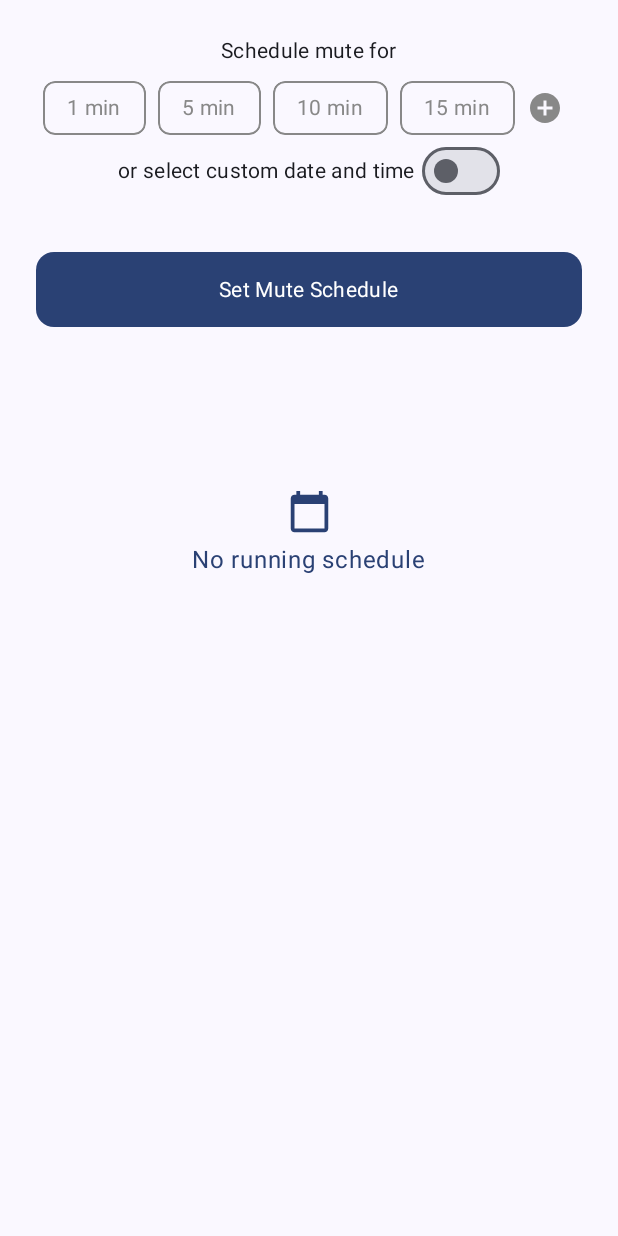
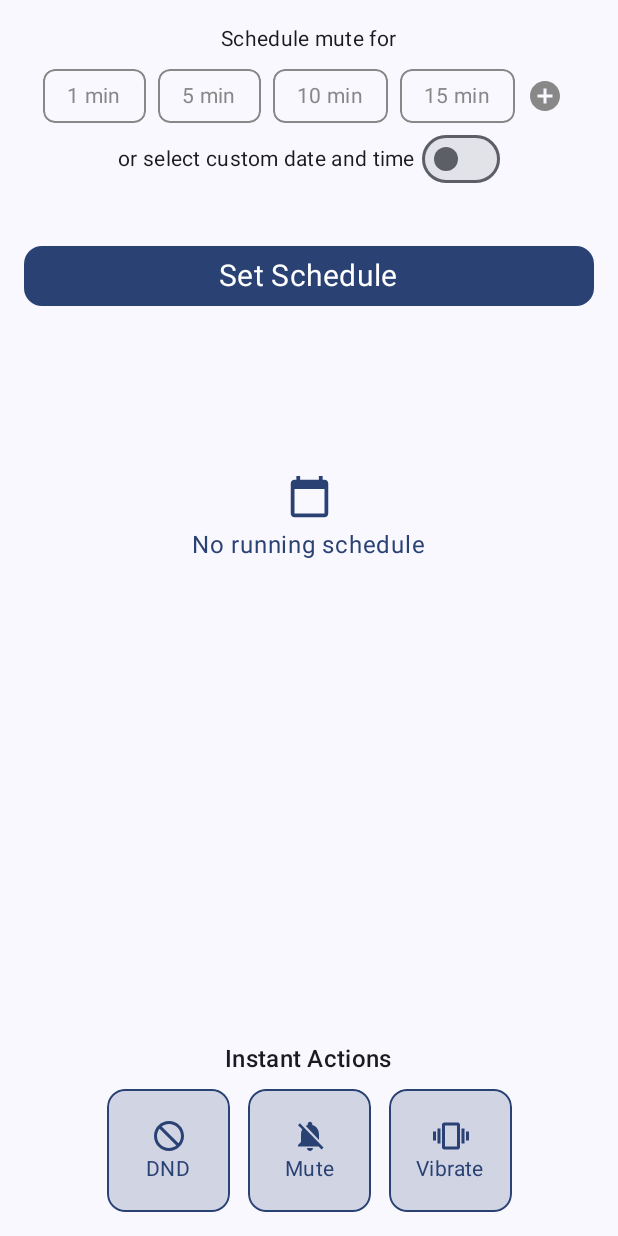
Before and after one commit to KrishnaTech6/MuteMate, an Android app built with Jetpack Compose: the composable MuteScreen shown on its own in the app's theme, on a phone screen of 412 x 824 dp. Run offline under Robolectric (Android 15) with nearby library versions, the phone set to English and light mode, and no system bars.

Commit message:
instant action buttons added , vibration mode added

```diff
--- a/app/src/main/java/com/example/mutemate/MuteScreen.kt
+++ b/app/src/main/java/com/example/mutemate/MuteScreen.kt
@@ -12,11 +12,15 @@ import androidx.compose.foundation.clickable
 import androidx.compose.foundation.combinedClickable
 import androidx.compose.foundation.horizontalScroll
 import androidx.compose.foundation.layout.*
+import androidx.compose.foundation.layout.Arrangement
 import androidx.compose.foundation.rememberScrollState
 import androidx.compose.foundation.shape.RoundedCornerShape
 import androidx.compose.foundation.text.KeyboardOptions
 import androidx.compose.material.icons.Icons
 import androidx.compose.material.icons.filled.AddCircle
+import androidx.compose.material.icons.filled.DoNotDisturb
+import androidx.compose.material.icons.filled.NotificationsOff
+import androidx.compose.material.icons.filled.Vibration
 import androidx.compose.material3.*
 import androidx.compose.runtime.*
 import androidx.compose.ui.Alignment
@@ -26,8 +30,11 @@ import androidx.compose.ui.graphics.Color
 import androidx.compose.ui.platform.LocalContext
 import androidx.compose.ui.text.input.KeyboardType
 import androidx.compose.ui.text.style.TextAlign
+import androidx.compose.ui.tooling.preview.Preview
 import androidx.compose.ui.unit.dp
+import androidx.compose.ui.unit.sp
 import com.example.mutemate.model.MuteSchedule
+import com.example.mutemate.utils.MuteHelper
 import com.example.mutemate.utils.MuteSettingsManager
 import com.example.mutemate.utils.SharedPrefUtils
 import com.example.mutemate.utils.getTimeUntilStart
@@ -41,7 +48,7 @@ fun MuteScreen(
     snackbarHostState: SnackbarHostState,
     coroutineScope: CoroutineScope,
     viewModel: MuteViewModel,
-    modifier: Modifier = Modifier
+    modifier: Modifier = Modifier,
 ) {
     val context = LocalContext.current
     var startTime: Date? by remember { mutableStateOf(null) }
@@ -49,21 +56,27 @@ fun MuteScreen(
     val selectedDuration = remember { mutableIntStateOf(0) }
     var customTimeSelected by remember { mutableStateOf(false) }
     val isDnd by MuteSettingsManager(context).isDnd.collectAsState(initial = true)
+    val isVibrationMode by MuteSettingsManager(context).isVibrate.collectAsState(initial = true)
     val showDialog = remember { mutableStateOf(false) }
     val schedules by viewModel.allSchedules.collectAsState(initial = emptyList())
-    val formattedScheduleTime by remember(schedules) {mutableStateOf(schedules.sortedBy { getTimeUntilStart(it.startTime) })}
+    val formattedScheduleTime by remember(schedules) {
+        mutableStateOf(schedules.sortedBy {
+            getTimeUntilStart(
+                it.startTime
+            )
+        })
+    }
 
     fun showToast(msg: String) {
         coroutineScope.launch {
             snackbarHostState.showSnackbar(msg)
         }
     }
-
     Column(
         modifier = modifier
             .fillMaxSize()
             .background(MaterialTheme.colorScheme.background)
-            .padding(24.dp),
+            .padding(16.dp),
         horizontalAlignment = Alignment.CenterHorizontally
     ) {
         if (!customTimeSelected) {
@@ -75,7 +88,10 @@ fun MuteScreen(
             )
         }
         Row(verticalAlignment = Alignment.CenterVertically) {
-            Text(text = "or select custom date and time", style = MaterialTheme.typography.bodyMedium)
+            Text(
+                text = "or select custom date and time",
+                style = MaterialTheme.typography.bodyMedium
+            )
             Spacer(Modifier.width(4.dp))
             Switch(
                 checked = customTimeSelected,
@@ -95,7 +111,7 @@ fun MuteScreen(
             Spacer(modifier = Modifier.height(10.dp))
             DateTimeSelector(
                 coroutineScope = coroutineScope,
-                snackbarHostState= snackbarHostState,
+                snackbarHostState = snackbarHostState,
                 label = "End Date and Time",
                 dateTime = endTime,
                 minDateTime = startTime
@@ -110,14 +126,22 @@ fun MuteScreen(
                     showDialog.value = true
                 } else if (selectedDuration.intValue == 0 && !customTimeSelected)
                     showToast("Please select duration")
-                else if (endTime==null && customTimeSelected)
+                else if (endTime == null && customTimeSelected)
                     showToast("Please select start and end time")
                 else {
                     if (!customTimeSelected) {
-                        val endMillis = System.currentTimeMillis() + TimeUnit.MINUTES.toMillis(selectedDuration.intValue.toLong())
+                        val endMillis =
+                            System.currentTimeMillis() + TimeUnit.MINUTES.toMillis(selectedDuration.intValue.toLong())
                         endTime = Date(endMillis)
                     }
-                    viewModel.addSchedule(MuteSchedule(startTime = startTime, endTime = endTime, isDnd = isDnd))
+                    viewModel.addSchedule(
+                        MuteSchedule(
+                            startTime = startTime,
+                            endTime = endTime,
+                            isDnd = isDnd,
+                            isVibrationMode = isVibrationMode
+                        )
+                    )
                     showToast("Schedule added")
                     // Reset Values
                     endTime = null
@@ -128,19 +152,80 @@ fun MuteScreen(
             colors = ButtonDefaults.buttonColors(containerColor = MaterialTheme.colorScheme.primary),
             modifier = Modifier
                 .fillMaxWidth()
-                .height(50.dp)
         ) {
-            Text("Set Mute Schedule", style = MaterialTheme.typography.bodyMedium)
+            Text("Set Schedule", style = MaterialTheme.typography.bodyMedium.copy(fontSize = 20.sp))
         }
         if (showDialog.value) {
             ShowDndAlert(showDialog, context)
         }
-        if(formattedScheduleTime.isEmpty()){
+        if (formattedScheduleTime.isEmpty()) {
             NoRunningSchedule(modifier = Modifier.padding(top = 100.dp))
-        }else{
+        } else {
             ScheduleList(schedule = formattedScheduleTime) {
                 viewModel.deleteSchedule(formattedScheduleTime[it])
                 showToast("Schedule deleted")
+            }
+        }
+        Spacer(modifier = Modifier.weight(1f))
+        Text(
+            text = "Instant Actions",
+            style = MaterialTheme.typography.titleMedium,
+        )
+        Spacer(Modifier.height(8.dp))
+        MuteOptionButtons()
+    }
+}
+
+@OptIn(ExperimentalLayoutApi::class)
+@Composable
+@Preview
+fun MuteOptionButtons(
+    modifier: Modifier = Modifier,
+    context: Context = LocalContext.current
+) {
+    val muteHelper = remember { MuteHelper(context) }
+
+    val buttonConfigs = listOf(
+        "DND" to Icons.Default.DoNotDisturb,
+        "Mute" to Icons.Default.NotificationsOff,
+        "Vibrate" to Icons.Default.Vibration
+    )
+
+    val selectedStates = remember { mutableStateMapOf<String, Boolean>() }
+
+    // Load saved states
+    LaunchedEffect(Unit) {
+        val savedStates = SharedPrefUtils.getList(context, "mute_states")
+        buttonConfigs.forEachIndexed { index, (title, _) ->
+            selectedStates[title] = savedStates?.contains(index) == true
+        }
+    }
+
+    fun saveState() {
+        val activeIndexes = buttonConfigs.mapIndexedNotNull { index, (title, _) ->
+            if (selectedStates[title] == true) index else null
+        }
+        SharedPrefUtils.saveList(context, activeIndexes,"mute_states")
+    }
+
+
+    Column(modifier = modifier.fillMaxWidth(), horizontalAlignment = Alignment.CenterHorizontally) {
+        FlowRow(horizontalArrangement = Arrangement.spacedBy(12.dp)) {
+            buttonConfigs.forEach { (title, icon) ->
+                ButtonMute(
+                    icon = icon,
+                    title = title,
+                    isSelected = selectedStates[title] ?: false,
+                    onItemClick = { isSelected ->
+                        selectedStates[title] = !isSelected
+                        saveState()
+                        when (title) {
+                            "DND"-> if (selectedStates[title] == true) muteHelper.dndModeOn() else muteHelper.normalMode()
+                            "Mute" -> if (selectedStates[title] == true) muteHelper.mutePhone(true, true, true, true) else muteHelper.unmutePhone()
+                            "Vibrate" -> if (selectedStates[title] == true) muteHelper.vibrateModePhone() else muteHelper.normalMode()
+                        }
+                    }
+                )
             }
         }
     }
@@ -183,9 +268,15 @@ fun ShowDndAlert(
 @Composable
 fun DurationSelection(selectedDuration: Int, onDurationSelected: (Int) -> Unit) {
     val context = LocalContext.current
-    var showDialog by remember { mutableStateOf(false ) }
+    var showDialog by remember { mutableStateOf(false) }
     var options by remember {
-        mutableStateOf(SharedPrefUtils.getList(context).takeIf { !it.isNullOrEmpty() } ?: listOf(1, 5, 10, 15))}
+        mutableStateOf(SharedPrefUtils.getList(context).takeIf { !it.isNullOrEmpty() } ?: listOf(
+            1,
+            5,
+            10,
+            15
+        ))
+    }
     var newDurationText by remember { mutableStateOf("") }
     LaunchedEffect(options) {
         SharedPrefUtils.saveList(context, options)
@@ -208,11 +299,13 @@ fun DurationSelection(selectedDuration: Int, onDurationSelected: (Int) -> Unit)
                         shape = RoundedCornerShape(8.dp)
                     )
                     .background(
-                        if (selectedDuration == duration) MaterialTheme.colorScheme.primary.copy(alpha = 0.2f)
+                        if (selectedDuration == duration) MaterialTheme.colorScheme.primary.copy(
+                            alpha = 0.2f
+                        )
                         else Color.Transparent
                     )
                     .combinedClickable(
-                        onClick = {onDurationSelected(duration)},
+                        onClick = { onDurationSelected(duration) },
                         onLongClick = {
                             durationToRemove = duration
                             showRemoveDialog = true
@@ -220,9 +313,11 @@ fun DurationSelection(selectedDuration: Int, onDurationSelected: (Int) -> Unit)
                     )
                     .padding(horizontal = 16.dp, vertical = 8.dp)
             ) {
-                Text(text = "$duration min",
+                Text(
+                    text = "$duration min",
                     color = if (selectedDuration == duration) MaterialTheme.colorScheme.primary else Color.Gray,
-                    style = MaterialTheme.typography.bodyMedium)
+                    style = MaterialTheme.typography.bodyMedium
+                )
             }
         }
         Icon(Icons.Default.AddCircle, contentDescription = null, modifier = Modifier
@@ -230,7 +325,8 @@ fun DurationSelection(selectedDuration: Int, onDurationSelected: (Int) -> Unit)
             .align(Alignment.CenterVertically)
             .clickable {
                 showDialog = true
-            }, tint = Color.Gray)
+            }, tint = Color.Gray
+        )
     }
 
     // Custom Duration Input Dialog
--- /dev/null
+++ b/app/src/main/java/com/example/mutemate/MuteSettingsButtons.kt
@@ -0,0 +1,65 @@
+package com.example.mutemate
+
+import androidx.compose.foundation.background
+import androidx.compose.foundation.border
+import androidx.compose.foundation.clickable
+import androidx.compose.foundation.layout.Arrangement
+import androidx.compose.foundation.layout.Box
+import androidx.compose.foundation.layout.Column
+import androidx.compose.foundation.layout.padding
+import androidx.compose.foundation.layout.size
+import androidx.compose.foundation.shape.RoundedCornerShape
+import androidx.compose.material.icons.Icons
+import androidx.compose.material.icons.filled.AlarmOff
+import androidx.compose.material3.Icon
+import androidx.compose.material3.MaterialTheme
+import androidx.compose.material3.Text
+import androidx.compose.runtime.Composable
+import androidx.compose.ui.Alignment
+import androidx.compose.ui.Modifier
+import androidx.compose.ui.draw.clip
+import androidx.compose.ui.graphics.Color
+import androidx.compose.ui.graphics.vector.ImageVector
+import androidx.compose.ui.tooling.preview.Preview
+import androidx.compose.ui.unit.dp
+
+@Composable
+@Preview(showBackground = true)
+fun ButtonMute(
+    color: Color = MaterialTheme.colorScheme.primary,
+    icon: ImageVector = Icons.Default.AlarmOff,
+    isSelected: Boolean = true,
+    title: String = "Mute",
+    modifier: Modifier = Modifier,
+    onItemClick: (Boolean) -> Unit = {},
+) {
+    val colorNew = if(isSelected) color.copy(0.2f) else Color.White
+    Box(
+        modifier = modifier
+            .clip(RoundedCornerShape(12.dp))
+            .background(colorNew)
+            .border(1.dp, color, RoundedCornerShape(12.dp))
+            .clickable { onItemClick(isSelected) }
+            .padding(16.dp)
+            ,
+        contentAlignment = Alignment.Center
+    ) {
+        Column(
+            horizontalAlignment = Alignment.CenterHorizontally,
+            verticalArrangement = Arrangement.Center,
+            modifier = Modifier.size(50.dp)
+        ){
+            Icon(
+                imageVector = icon,
+                contentDescription = "Mute",
+                tint = color
+            )
+            Text(
+                text =title,
+                style = MaterialTheme.typography.bodyMedium,
+                color = color
+            )
+        }
+
+    }
+}
--- a/app/src/main/java/com/example/mutemate/model/MuteSchedule.kt
+++ b/app/src/main/java/com/example/mutemate/model/MuteSchedule.kt
@@ -10,4 +10,5 @@ data class MuteSchedule(
     val startTime: Date?,
     val endTime: Date?,
     val isDnd: Boolean,
+    val isVibrationMode: Boolean
 )
--- a/app/src/main/java/com/example/mutemate/ui/theme/Theme.kt
+++ b/app/src/main/java/com/example/mutemate/ui/theme/Theme.kt
@@ -1,6 +1,5 @@
 package com.example.mutemate.ui.theme
 
-import android.app.Activity
 import android.os.Build
 import androidx.compose.foundation.isSystemInDarkTheme
 import androidx.compose.material3.MaterialTheme
--- a/app/src/main/java/com/example/mutemate/utils/MuteHelper.kt
+++ b/app/src/main/java/com/example/mutemate/utils/MuteHelper.kt
@@ -15,7 +15,7 @@ class MuteHelper(private val context: Context) {
         audioManager.ringerMode = AudioManager.RINGER_MODE_NORMAL
     }
 
-    fun vibrateModePhone(muteSettings: MuteSettingsManager) {
+    fun vibrateModePhone() {
         audioManager.ringerMode = AudioManager.RINGER_MODE_VIBRATE
     }
 
--- a/app/src/main/java/com/example/mutemate/utils/MuteSettingsManager.kt
+++ b/app/src/main/java/com/example/mutemate/utils/MuteSettingsManager.kt
@@ -1,6 +1,7 @@
 package com.example.mutemate.utils
 
 import android.content.Context
+import android.util.Log
 import androidx.datastore.preferences.core.Preferences
 import androidx.datastore.preferences.core.booleanPreferencesKey
 import androidx.datastore.preferences.core.edit
@@ -14,6 +15,7 @@ class MuteSettingsManager(private val context: Context) {
 
     companion object {
          val DND_KEY = booleanPreferencesKey("dnd_mode")
+         val VIBRATION_KEY = booleanPreferencesKey("vibration_mode")
          val RINGTONE_KEY = booleanPreferencesKey("mute_ringtone")
          val NOTIFICATIONS_KEY = booleanPreferencesKey("mute_notifications")
          val ALARMS_KEY = booleanPreferencesKey("mute_alarms")
@@ -21,7 +23,8 @@ class MuteSettingsManager(private val context: Context) {
     }
 
     // Get saved values (Flow emits changes automatically)
-    val isDnd: Flow<Boolean> = context.dataStore.data.map { it[DND_KEY] ?: false }
+    val isDnd: Flow<Boolean> = context.dataStore.data.map { it[DND_KEY] ?: true } //Initially set to true
+    val isVibrate: Flow<Boolean> = context.dataStore.data.map { it[VIBRATION_KEY] ?: false }
     val muteRingtone: Flow<Boolean> = context.dataStore.data.map { it[RINGTONE_KEY] ?: false }
     val muteNotifications: Flow<Boolean> = context.dataStore.data.map { it[NOTIFICATIONS_KEY] ?: false }
     val muteAlarms: Flow<Boolean> = context.dataStore.data.map { it[ALARMS_KEY] ?: false }
@@ -35,5 +38,11 @@ class MuteSettingsManager(private val context: Context) {
     // Update DND Mode (Enables all mute settings if true)
     suspend fun updateDndMode(enabled: Boolean) {
         saveSetting(DND_KEY, enabled)
+        Log.d("TAG", "updateDndMode: $enabled")
+    }
+    // Update DND Mode (Enables all mute settings if true)
+    suspend fun updateVibrationMode(enabled: Boolean) {
+        saveSetting(VIBRATION_KEY, enabled)
+        Log.d("TAG", "updateVibrationMode: $enabled")
     }
 }
--- a/app/src/main/java/com/example/mutemate/utils/SharedPrefUtils.kt
+++ b/app/src/main/java/com/example/mutemate/utils/SharedPrefUtils.kt
@@ -9,19 +9,19 @@ object SharedPrefUtils {
     private const val PREF_NAME = "MyPrefs"
     private const val KEY_LIST = "my_list"
 
-    fun saveList(context: Context, list: List<Int>) {
+    fun saveList(context: Context, list: List<Int>, key: String = KEY_LIST) {
         val prefs: SharedPreferences = context.getSharedPreferences(PREF_NAME, Context.MODE_PRIVATE)
         val editor = prefs.edit()
 
         val gson = Gson()
         val json = gson.toJson(list) // Convert list to JSON
-        editor.putString(KEY_LIST, json)
+        editor.putString(key, json)
         editor.apply()
     }
-    fun getList(context: Context): List<Int>? {
+    fun getList(context: Context, key: String = KEY_LIST): List<Int>? {
         val prefs: SharedPreferences = context.getSharedPreferences(PREF_NAME, Context.MODE_PRIVATE)
         val gson = Gson()
-        val json = prefs.getString(KEY_LIST, null)
+        val json = prefs.getString(key, null)
 
         val type = object : TypeToken<List<Int>>() {}.type
         return gson.fromJson(json, type) ?: emptyList()
--- a/app/src/main/java/com/example/mutemate/worker/MuteWorker.kt
+++ b/app/src/main/java/com/example/mutemate/worker/MuteWorker.kt
@@ -17,6 +17,7 @@ class MuteWorker(private val context: Context, workerParams: WorkerParameters) :
         // Read settings synchronously
         val isDnd = muteSettingsManager.isDnd.first()
         val muteRingtone = muteSettingsManager.muteRingtone.first()
+        val isVibrationMode = muteSettingsManager.isVibrate.first()
         val muteNotifications =muteSettingsManager.muteNotifications.first()
         val muteAlarms = muteSettingsManager.muteAlarms.first()
         val muteMedia = muteSettingsManager.muteMedia.first()
@@ -26,7 +27,10 @@ class MuteWorker(private val context: Context, workerParams: WorkerParameters) :
         // Apply mute settings based on stored preferences
         if (isDnd) {
             muteHelper.dndModeOn()
-        } else {
+        }else if(isVibrationMode){
+            muteHelper.vibrateModePhone()
+        }
+        else {
            muteHelper.mutePhone(
                muteRingtone,
                muteNotifications,
--- a/app/src/main/java/com/example/mutemate/worker/UnmuteWorker.kt
+++ b/app/src/main/java/com/example/mutemate/worker/UnmuteWorker.kt
@@ -13,10 +13,11 @@ class UnmuteWorker(private val context: Context, workerParams: WorkerParameters)
     override suspend fun doWork(): Result {
         val scheduleId = inputData.getInt("schedule_id", -1)
         val isDnd = inputData.getBoolean("isDnd", true)
+        val isVibrationMode = inputData.getBoolean("isVibration", true)
         if (scheduleId == -1) return Result.failure()
         val muteHelper = MuteHelper(context)
 
-        if(isDnd)
+        if(isDnd || isVibrationMode)
             muteHelper.normalMode()
         else
             muteHelper.unmutePhone()
```
Also changed, not shown: app/src/main/java/com/example/mutemate/MainActivity.kt (+9 -4 lines), app/src/main/java/com/example/mutemate/MuteViewModel.kt (+6 -3 lines), app/src/main/java/com/example/mutemate/SilentModeSettings.kt (+26 -16 lines).
